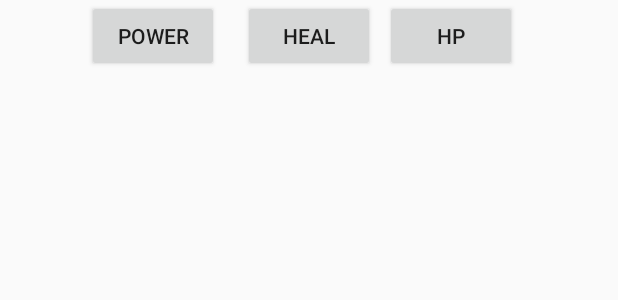
After one commit to poom10510/MonsterClicker, an Android app: the layout fragment_hero_upgrade.xml on its own in the app's theme, with its tools: preview values and no code run, on a phone screen of 412 x 824 dp. The commit adds this screen. Shown: the top 300 px of the screen. Run offline under Robolectric (Android 15) with nearby library versions, the phone set to English and light mode, and no system bars.

Commit message:
create upgrade tab

```diff
--- a/app/build.gradle
+++ b/app/build.gradle
@@ -22,5 +22,6 @@ android {
 dependencies {
     compile fileTree(dir: 'libs', include: ['*.jar'])
     testCompile 'junit:junit:4.12'
-    compile 'com.android.support:appcompat-v7:23.1.1'
+    compile 'com.android.support:appcompat-v7:23.0.1'
+    compile 'com.android.support:design:23.0.1'
 }
--- /dev/null
+++ b/app/src/main/res/layout/fragment_hero_upgrade.xml
@@ -0,0 +1,44 @@
+<FrameLayout xmlns:android="http://schemas.android.com/apk/res/android"
+    xmlns:tools="http://schemas.android.com/tools"
+    android:layout_width="match_parent"
+    android:layout_height="match_parent"
+    tools:context="kitipoom.clickinggame.UpgradeFragment.HeroUpgrade">
+
+    <!-- TODO: Update blank fragment layout -->
+
+    <RelativeLayout
+        android:layout_width="match_parent"
+        android:layout_height="match_parent">
+
+        <Button
+            android:layout_width="wrap_content"
+            android:layout_height="wrap_content"
+            android:text="POWER"
+            android:id="@+id/button"
+            android:layout_marginLeft="58dp"
+            android:layout_marginStart="58dp"
+            android:layout_alignParentTop="true"
+            android:layout_alignParentLeft="true"
+            android:layout_alignParentStart="true" />
+
+        <Button
+            android:layout_width="wrap_content"
+            android:layout_height="wrap_content"
+            android:text="HEAL"
+            android:id="@+id/button2"
+            android:layout_alignTop="@+id/button"
+            android:layout_centerHorizontal="true" />
+
+        <Button
+            android:layout_width="wrap_content"
+            android:layout_height="wrap_content"
+            android:text="HP"
+            android:id="@+id/button3"
+            android:layout_alignTop="@+id/button2"
+            android:layout_alignParentRight="true"
+            android:layout_alignParentEnd="true"
+            android:layout_marginRight="67dp"
+            android:layout_marginEnd="67dp" />
+    </RelativeLayout>
+
+</FrameLayout>
--- a/app/src/main/res/values/strings.xml
+++ b/app/src/main/res/values/strings.xml
@@ -1,3 +1,6 @@
 <resources>
     <string name="app_name">ClickingGame</string>
+
+    <!-- TODO: Remove or change this placeholder text -->
+    <string name="hello_blank_fragment">Hello blank fragment</string>
 </resources>
```
Also changed, not shown: app/src/main/java/kitipoom/clickinggame/Adapter/PagerAdapter.java (added, +38 -0 lines), app/src/main/java/kitipoom/clickinggame/MainActivity.java (+29 -0 lines), app/src/main/java/kitipoom/clickinggame/UpgradeFragment/HeroUpgrade.java (added, +30 -0 lines), app/src/main/java/kitipoom/clickinggame/UpgradeFragment/WarriorUpgrade.java (added, +33 -0 lines), app/src/main/res/layout/activity_main.xml (+17 -1 lines), app/src/main/res/layout/fragment_warrior_upgrade.xml (added, +43 -0 lines).
